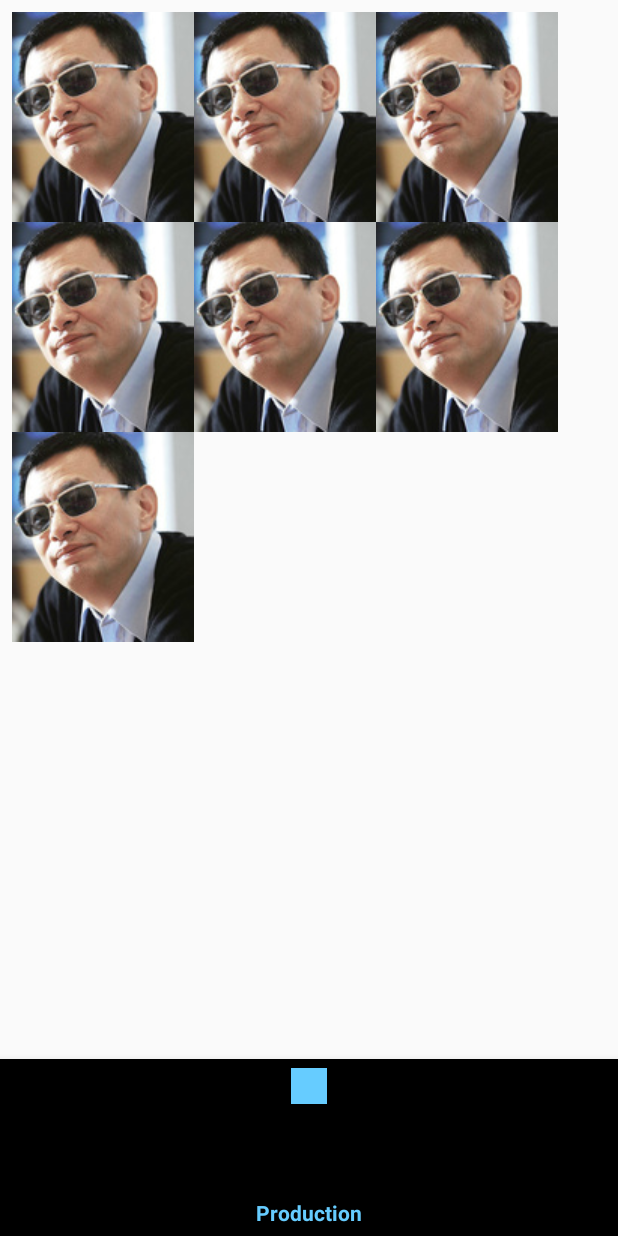
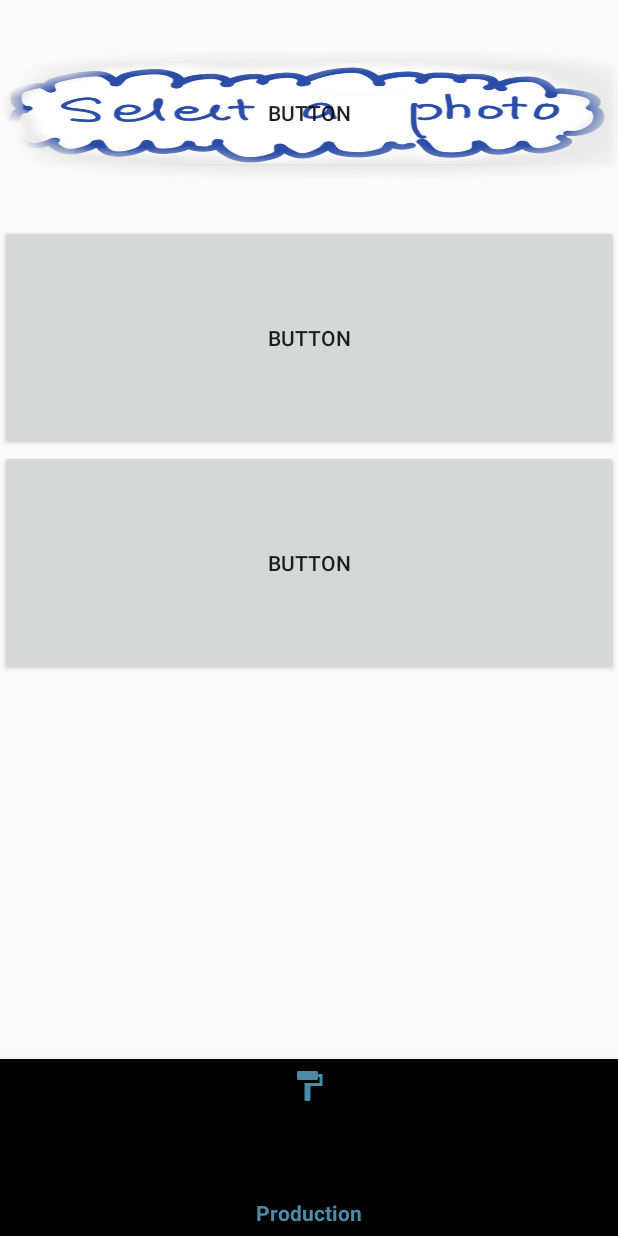
Before and after one commit to feitong530/seemycourse, an Android app: the screen it shows after launch (MainActivity), item 2 of the bottom bar chosen, on a phone screen of 412 x 824 dp. Run offline under Robolectric (Android 15) with nearby library versions, the phone set to English and light mode, and no system bars; our stand-ins replace ButterKnife.

Commit message:
change design

```diff
--- a/app/build.gradle
+++ b/app/build.gradle
@@ -27,6 +27,8 @@ dependencies {
     androidTestImplementation 'com.android.support.test:runner:1.0.2'
     androidTestImplementation 'com.android.support.test.espresso:espresso-core:3.0.2'
 
+    implementation 'com.android.support:percent:28.0.0'
+
     implementation 'com.jakewharton:butterknife:9.0.0-rc1'
     annotationProcessor 'com.jakewharton:butterknife-compiler:9.0.0-rc1'
 }
--- a/app/src/main/java/hk/hku/cs/seemycourse/ProductionFragment.java
+++ b/app/src/main/java/hk/hku/cs/seemycourse/ProductionFragment.java
@@ -17,34 +17,34 @@ public class ProductionFragment extends Fragment {
         @Override
         public View onCreateView(@NonNull LayoutInflater inflater, @Nullable ViewGroup container, @Nullable Bundle savedInstanceState) {
             View view = inflater.inflate(R.layout.frag_production , container, false);
-            initLayout(view);
+//            initLayout(view);
             return view;
         }
 
         private void initLayout(View v) {
-            ImageView a = v.findViewById(R.id.imageView3);
-            a.setImageResource(R.drawable.wjw);
-
-            ImageView b = v.findViewById(R.id.imageView2);
-            b.setImageResource(R.drawable.wjw);
-
-//            ImageView c = v.findViewById(R.id.imageView3);
-//            c.setImageResource(R.drawable.wjw);
+//            ImageView a = v.findViewById(R.id.imageView3);
+//            a.setImageResource(R.drawable.wjw);
 //
-            ImageView d = v.findViewById(R.id.imageView4);
-            d.setImageResource(R.drawable.wjw);
+//            ImageView b = v.findViewById(R.id.imageView2);
+//            b.setImageResource(R.drawable.wjw);
 //
-            ImageView e = v.findViewById(R.id.imageView5);
-            e.setImageResource(R.drawable.wjw);
-//
-            ImageView f = v.findViewById(R.id.imageView6);
-            f.setImageResource(R.drawable.wjw);
-//
-            ImageView g = v.findViewById(R.id.imageView7);
-            g.setImageResource(R.drawable.wjw);
-//
-            ImageView h = v.findViewById(R.id.imageView8);
-            h.setImageResource(R.drawable.wjw);
+////            ImageView c = v.findViewById(R.id.imageView3);
+////            c.setImageResource(R.drawable.wjw);
+////
+//            ImageView d = v.findViewById(R.id.imageView4);
+//            d.setImageResource(R.drawable.wjw);
+////
+//            ImageView e = v.findViewById(R.id.imageView5);
+//            e.setImageResource(R.drawable.wjw);
+////
+//            ImageView f = v.findViewById(R.id.imageView6);
+//            f.setImageResource(R.drawable.wjw);
+////
+//            ImageView g = v.findViewById(R.id.imageView7);
+//            g.setImageResource(R.drawable.wjw);
+////
+//            ImageView h = v.findViewById(R.id.imageView8);
+//            h.setImageResource(R.drawable.wjw);
 
 
 
--- /dev/null
+++ b/app/src/main/res/drawable/btn_beau.xml
@@ -0,0 +1,6 @@
+<selector xmlns:android="http://schemas.android.com/apk/res/android"
+    >
+    <item android:state_pressed="true" android:drawable="@drawable/cloud"/>
+    <item android:state_focused="true" android:drawable="@drawable/cloud"/>
+    <item android:drawable="@drawable/cloud1"/>
+</selector>
--- /dev/null
+++ b/app/src/main/res/drawable/ic_folder_open_black_24dp.xml
@@ -0,0 +1,9 @@
+<vector xmlns:android="http://schemas.android.com/apk/res/android"
+        android:width="24dp"
+        android:height="24dp"
+        android:viewportWidth="24.0"
+        android:viewportHeight="24.0">
+    <path
+        android:fillColor="#4c8ba6"
+        android:pathData="M20,6h-8l-2,-2L4,4c-1.1,0 -1.99,0.9 -1.99,2L2,18c0,1.1 0.9,2 2,2h16c1.1,0 2,-0.9 2,-2L22,8c0,-1.1 -0.9,-2 -2,-2zM20,18L4,18L4,8h16v10z"/>
+</vector>
--- /dev/null
+++ b/app/src/main/res/drawable/ic_format_paint_black_24dp.xml
@@ -0,0 +1,9 @@
+<vector xmlns:android="http://schemas.android.com/apk/res/android"
+        android:width="24dp"
+        android:height="24dp"
+        android:viewportWidth="24.0"
+        android:viewportHeight="24.0">
+    <path
+        android:fillColor="#4c8ba6"
+        android:pathData="M18,4V3c0,-0.55 -0.45,-1 -1,-1H5c-0.55,0 -1,0.45 -1,1v4c0,0.55 0.45,1 1,1h12c0.55,0 1,-0.45 1,-1V6h1v4H9v11c0,0.55 0.45,1 1,1h2c0.55,0 1,-0.45 1,-1v-9h8V4h-3z"/>
+</vector>
--- /dev/null
+++ b/app/src/main/res/drawable/ic_settings_overscan_black_24dp.xml
@@ -0,0 +1,9 @@
+<vector xmlns:android="http://schemas.android.com/apk/res/android"
+        android:width="24dp"
+        android:height="24dp"
+        android:viewportWidth="24.0"
+        android:viewportHeight="24.0">
+    <path
+        android:fillColor="#4c8ba6"
+        android:pathData="M12.01,5.5L10,8h4l-1.99,-2.5zM18,10v4l2.5,-1.99L18,10zM6,10l-2.5,2.01L6,14v-4zM14,16h-4l2.01,2.5L14,16zM21,3L3,3c-1.1,0 -2,0.9 -2,2v14c0,1.1 0.9,2 2,2h18c1.1,0 2,-0.9 2,-2L23,5c0,-1.1 -0.9,-2 -2,-2zM21,19.01L3,19.01L3,4.99h18v14.02z"/>
+</vector>
--- a/app/src/main/res/drawable/styled_btn.xml
+++ b/app/src/main/res/drawable/styled_btn.xml
@@ -2,10 +2,10 @@
 <shape xmlns:android="http://schemas.android.com/apk/res/android"
     android:shape="rectangle">
     <!-- 填充的颜色 -->
-    <solid android:color="@android:color/transparent" />
+    <solid android:color="#daeaf1" />
     <!-- 设置按钮的四个角为弧形 -->
     <!-- android:radius 弧形的半径 -->
-    <corners android:radius="30dip" />
+    <corners android:radius="50dip" />
     <!--边框的宽度及颜色-->
-    <stroke android:width="5px" android:color="#66ccff" />
+    <stroke android:width="5px" android:color="#4c8ba6" />
 </shape>
--- a/app/src/main/res/layout/activity_main.xml
+++ b/app/src/main/res/layout/activity_main.xml
@@ -6,6 +6,7 @@
     android:layout_width="match_parent"
     android:layout_height="match_parent"
     android:orientation="vertical"
+    android:backgroundTint="@color/sky_blue"
     tools:context=".MainActivity">
 
 
--- a/app/src/main/res/layout/frag_production.xml
+++ b/app/src/main/res/layout/frag_production.xml
@@ -9,108 +9,7 @@
     <ScrollView
         android:layout_width="match_parent"
         android:layout_height="wrap_content">
-    <TableLayout
-        android:id="@+id/tableLayout2"
-        android:layout_width="match_parent"
-        android:layout_height="wrap_content"
-        android:layout_marginStart="8dp"
-        android:layout_marginTop="8dp"
-        android:layout_marginEnd="2dp"
-        android:layout_marginBottom="30dp"
-        app:layout_constraintEnd_toEndOf="parent"
-        app:layout_constraintStart_toStartOf="parent"
-        app:layout_constraintTop_toTopOf="parent">
 
-        <TableRow
-            android:layout_width="match_parent"
-            android:layout_height="match_parent">
-
-            <ImageView
-                android:id="@+id/imageView2"
-                android:layout_width="wrap_content"
-                android:layout_height="wrap_content"
-                app:layout_constraintEnd_toStartOf="@+id/imageView3"
-                tools:layout_editor_absoluteY="8dp"
-                tools:srcCompat="@tools:sample/avatars" />
-
-            <ImageView
-                android:id="@+id/imageView3"
-                android:layout_width="wrap_content"
-                android:layout_height="wrap_content"
-                tools:layout_editor_absoluteX="118dp"
-                tools:layout_editor_absoluteY="8dp"
-                tools:srcCompat="@tools:sample/avatars" />
-
-            <ImageView
-                android:id="@+id/imageView4"
-                android:layout_width="wrap_content"
-                android:layout_height="wrap_content"
-                app:layout_constraintStart_toEndOf="@+id/imageView3"
-                tools:layout_editor_absoluteY="8dp"
-                tools:srcCompat="@tools:sample/avatars"></ImageView>
-        </TableRow>
-
-        <TableRow
-            android:layout_width="match_parent"
-            android:layout_height="match_parent">
-
-            <ImageView
-                android:id="@+id/imageView5"
-                android:layout_width="wrap_content"
-                android:layout_height="wrap_content"
-                tools:layout_editor_absoluteX="128dp"
-                tools:layout_editor_absoluteY="135dp"
-                tools:srcCompat="@tools:sample/avatars" />
-
-            <ImageView
-                android:id="@+id/imageView6"
-                android:layout_width="wrap_content"
-                android:layout_height="wrap_content"
-                app:layout_constraintEnd_toStartOf="@+id/imageView5"
-                tools:layout_editor_absoluteY="135dp"
-                tools:srcCompat="@tools:sample/avatars" />
-
-            <ImageView
-                android:id="@+id/imageView7"
-                android:layout_width="wrap_content"
-                android:layout_height="wrap_content"
-                app:layout_constraintStart_toEndOf="@+id/imageView5"
-                tools:layout_editor_absoluteY="135dp"
-                tools:srcCompat="@tools:sample/avatars" />
-        </TableRow>
-
-
-        <TableRow
-            android:layout_width="match_parent"
-            android:layout_height="match_parent">
-
-            <ImageView
-                android:id="@+id/imageView8"
-                android:layout_width="wrap_content"
-                android:layout_height="wrap_content"
-                tools:layout_editor_absoluteX="128dp"
-                tools:layout_editor_absoluteY="266dp"
-                tools:srcCompat="@tools:sample/avatars" />
-
-            <ImageView
-                android:id="@+id/imageView9"
-                android:layout_width="wrap_content"
-                android:layout_height="wrap_content"
-                app:layout_constraintEnd_toStartOf="@+id/imageView8"
-                tools:layout_editor_absoluteY="266dp"
-                tools:srcCompat="@tools:sample/avatars" />
-
-            <ImageView
-                android:id="@+id/imageView10"
-                android:layout_width="wrap_content"
-                android:layout_height="wrap_content"
-                app:layout_constraintStart_toEndOf="@+id/imageView8"
-                tools:layout_editor_absoluteY="266dp"
-                tools:srcCompat="@tools:sample/avatars" />
-
-        </TableRow>
-
-    </TableLayout>
 
     <!--<TextView-->
         <!--android:id="@+id/textView2"-->
@@ -127,6 +26,37 @@
         <!--app:layout_constraintEnd_toEndOf="parent"-->
         <!--app:layout_constraintHorizontal_bias="0.504"-->
         <!--app:layout_constraintStart_toStartOf="parent" />-->
+        <LinearLayout
+            android:layout_width="match_parent"
+            android:layout_height="wrap_content"
+            android:orientation="vertical">
+
+            <Button
+                android:id="@+id/button6"
+                android:layout_width="match_parent"
+                android:layout_height="150dp"
+                android:text="Button"
+                android:background="@drawable/btn_beau"
+                tools:layout_editor_absoluteX="0dp"
+                tools:layout_editor_absoluteY="48dp" />
+
+            <Button
+                android:id="@+id/button7"
+                android:layout_width="match_parent"
+                android:layout_height="150dp"
+                android:text="Button"
+                tools:layout_editor_absoluteX="0dp"
+                tools:layout_editor_absoluteY="48dp" />
+
+            <Button
+                android:id="@+id/button5"
+                android:layout_width="match_parent"
+                android:layout_height="150dp"
+
+                android:text="Button"
+                tools:layout_editor_absoluteX="95dp"
+                tools:layout_editor_absoluteY="186dp" />
+        </LinearLayout>
     </ScrollView>
 
 
--- a/app/src/main/res/layout/frag_recognition.xml
+++ b/app/src/main/res/layout/frag_recognition.xml
@@ -22,44 +22,43 @@
     <!--app:layout_constraintTop_toTopOf="parent">-->
 
     <Button
-        android:id="@+id/button3"
-        android:layout_width="match_parent"
+        android:id="@+id/btn_select"
+        android:layout_width="150dp"
         android:layout_height="wrap_content"
-        android:layout_marginStart="8dp"
-        android:layout_marginTop="8dp"
-        android:layout_marginEnd="8dp"
+        android:layout_marginTop="16dp"
         android:background="@drawable/styled_btn"
         android:fontFamily="casual"
-        android:text="Select a Phonto"
-        android:textColor="@color/design_default_color_primary_dark"
+        android:text="SELECT A PHOTO"
+        android:textAllCaps="false"
+        android:textColor="@color/shenlanzi"
         android:textStyle="bold"
         app:layout_constraintEnd_toEndOf="parent"
+        app:layout_constraintHorizontal_bias="0.03"
         app:layout_constraintStart_toStartOf="parent"
         app:layout_constraintTop_toTopOf="parent" />
 
+
     <Button
         android:id="@+id/button4"
+        android:layout_width="150dp"
+        android:layout_height="wrap_content"
+        android:layout_marginTop="20dp"
         android:background="@drawable/styled_btn"
-        android:layout_width="match_parent"
-        android:layout_height="wrap_content"
-        android:layout_marginStart="8dp"
-        android:layout_marginTop="8dp"
-        android:layout_marginEnd="8dp"
         android:fontFamily="casual"
         android:text="take a photo"
-        android:textColor="@color/design_default_color_primary_dark"
+        android:textColor="@color/shenlanzi"
         android:textStyle="bold"
         app:layout_constraintEnd_toEndOf="parent"
-        app:layout_constraintHorizontal_bias="1.0"
+        app:layout_constraintHorizontal_bias="0.03"
         app:layout_constraintStart_toStartOf="parent"
-        app:layout_constraintTop_toBottomOf="@+id/button3" />
+        app:layout_constraintTop_toBottomOf="@+id/btn_select" />
 
     <LinearLayout
         android:id="@+id/linearLayout"
         android:layout_width="match_parent"
         android:layout_height="309dp"
         android:layout_marginStart="8dp"
-        android:layout_marginTop="8dp"
+        android:layout_marginTop="20dp"
         android:layout_marginEnd="8dp"
         android:orientation="vertical"
         app:layout_constraintEnd_toEndOf="parent"
@@ -72,24 +71,27 @@
             android:layout_height="wrap_content"
             android:fontFamily="casual"
             android:text="Recognition Results"
-            android:textColor="@android:color/holo_blue_dark"
+            android:textColor="@color/shenlanzi"
             android:textSize="18sp" />
 
         <ImageView
             android:id="@+id/imageView"
-            android:layout_width="match_parent"
-            android:layout_height="176dp"
+            android:layout_width="wrap_content"
+            android:layout_height="186dp"
             tools:srcCompat="@tools:sample/backgrounds/scenic" />
-
 
 
         <Button
             android:id="@+id/btn_save"
             android:layout_width="match_parent"
             android:layout_height="wrap_content"
-            android:background="@android:color/holo_orange_light"
+            android:layout_marginLeft="80dp"
+            android:layout_marginTop="32dp"
+            android:layout_marginRight="80dp"
+            android:background="@drawable/styled_btn"
             android:fontFamily="casual"
             android:text="just save"
+            android:textColor="@color/shenlanzi"
             android:textStyle="bold" />
 
 
--- a/app/src/main/res/menu/bottom_menu.xml
+++ b/app/src/main/res/menu/bottom_menu.xml
@@ -5,7 +5,7 @@
     <item
         android:id="@+id/recognize"
         android:enabled="true"
-        android:icon="@drawable/ic_launcher_background"
+        android:icon="@drawable/ic_settings_overscan_black_24dp"
         android:title="Recognition"
         android:iconTint="#66CCFF"
         app:showAsAction="ifRoom"
@@ -13,14 +13,14 @@
     <item
         android:id="@+id/make"
         android:enabled="true"
-        android:icon="@drawable/ic_launcher_background"
+        android:icon="@drawable/ic_format_paint_black_24dp"
         android:title="Production"
         app:showAsAction="ifRoom"
         />
     <item
         android:id="@+id/history"
         android:enabled="true"
-        android:icon="@drawable/ic_history_black_24dp"
+        android:icon="@drawable/ic_folder_open_black_24dp"
         android:title="History"
         app:showAsAction="ifRoom"
         />
--- a/app/src/main/res/values/colors.xml
+++ b/app/src/main/res/values/colors.xml
@@ -3,5 +3,9 @@
     <color name="colorPrimary">#66ccff</color>
     <color name="colorPrimaryDark">#00574B</color>
     <color name="colorAccent">#d81b60</color>
+    <color name="corn_flower_blue">#6495ed</color>
+    <color name="sky_blue">#bfe5f4</color>
+    <color name="shenlankuang">#4c8ba6</color>
+    <color name="shenlanzi">#327694</color>
 
 </resources>
--- a/app/src/main/res/values/styles.xml
+++ b/app/src/main/res/values/styles.xml
@@ -4,7 +4,7 @@
     <style name="AppTheme" parent="Theme.AppCompat.Light.DarkActionBar">
         <!-- Customize your theme here. -->
         <item name="windowNoTitle">true</item>
-        <item name="colorPrimary">@color/colorPrimary</item>
+        <item name="colorPrimary">@color/shenlankuang</item>
         <item name="colorPrimaryDark">@color/colorPrimaryDark</item>
         <item name="colorAccent">@color/colorAccent</item>
     </style>
```
Also changed, not shown: app/src/main/res/drawable/cloud.png (added), app/src/main/res/drawable/cloud1.png (added).
